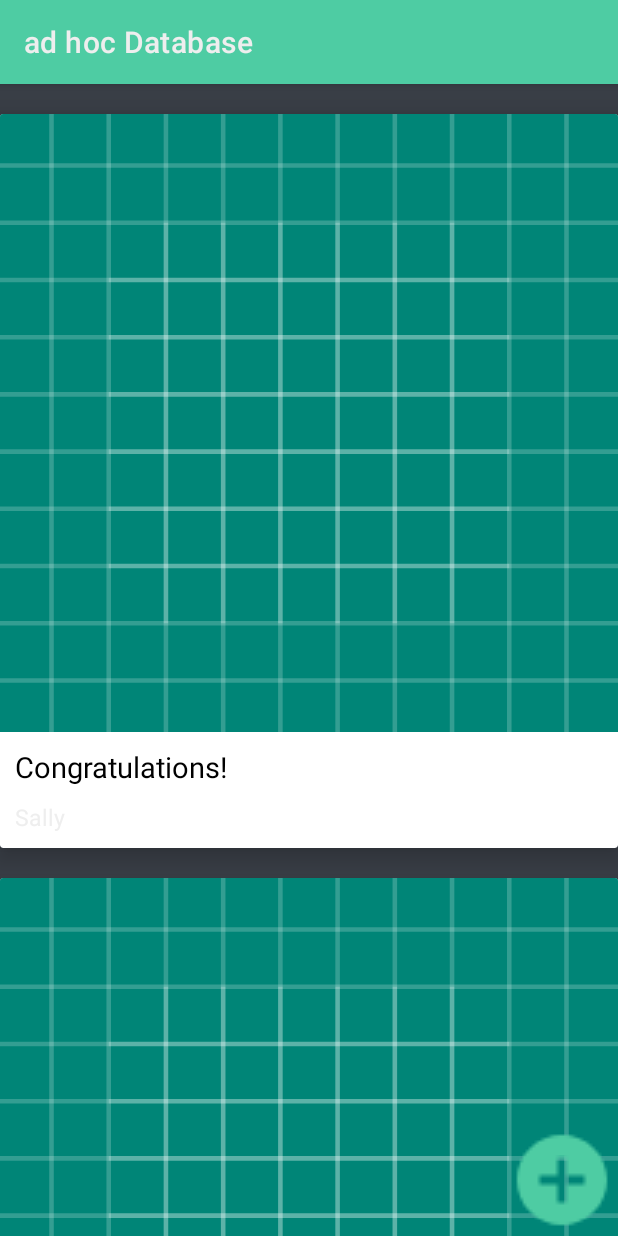
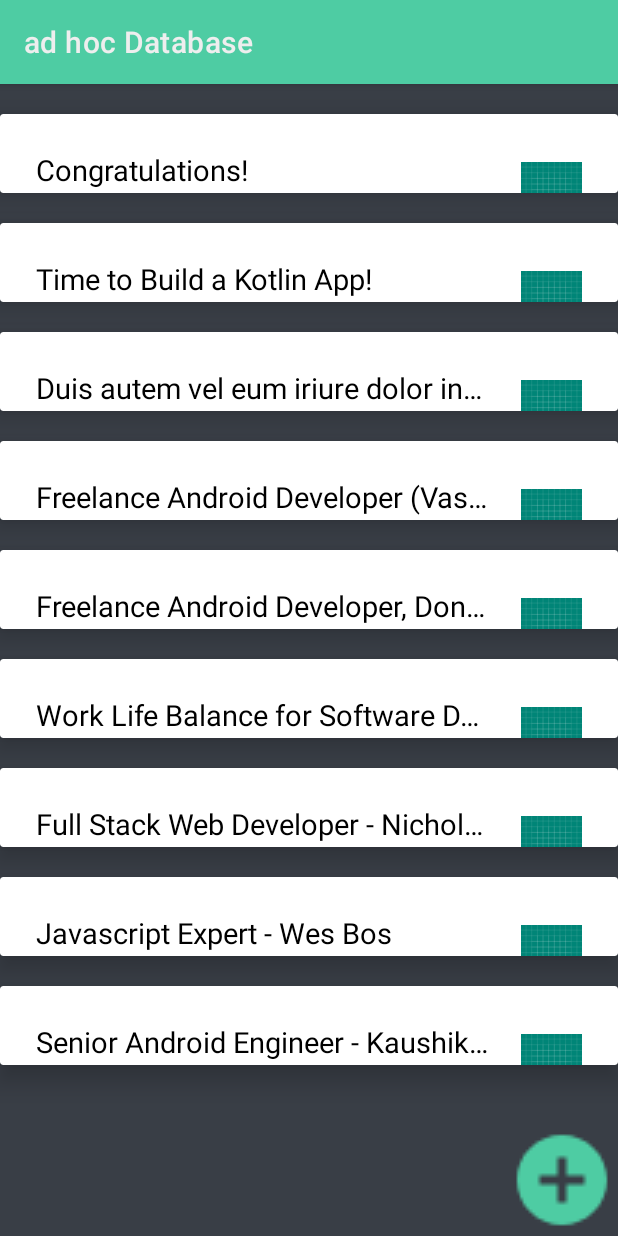
Before and after one commit to NiklasHoltmeyer/ad-hoc-db-android, an Android app: the screen it shows after launch (MainActivity), on a phone screen of 412 x 824 dp. Run offline under Robolectric (Android 15) with nearby library versions, the phone set to English and light mode, and no system bars; our stand-ins replace Room's generated code; pictures from the network do not load; 1 statement that could not run was skipped.

Commit message:
recycler1

```diff
--- a/app/src/main/java/de/hsos/ma/adhocdb/layout_blog_list_item.kt
+++ b/app/src/main/java/de/hsos/ma/adhocdb/layout_blog_list_item.kt
@@ -7,6 +7,6 @@ class layout_blog_list_item : AppCompatActivity() {
 
     override fun onCreate(savedInstanceState: Bundle?) {
         super.onCreate(savedInstanceState)
-        setContentView(R.layout.layout_blog_list_item)
+        setContentView(R.layout.layout_table_list_item)
     }
 }
--- a/app/src/main/java/todoordnenrecycler/BlogPost.kt
+++ /dev/null
@@ -1,12 +0,0 @@
-package todoordnenrecycler
-
-data class BlogPost(
-    var title: String,
-    var body: String,
-    var image: String,
-    var username: String // Author of blog post
-) {
-    override fun toString(): String {
-        return "BlogPost(title='$title', image='$image', username='$username')"
-    }
-}
--- a/app/src/main/java/todoordnenrecycler/BlogRecyclerAdapter.kt
+++ b/app/src/main/java/todoordnenrecycler/BlogRecyclerAdapter.kt
@@ -7,18 +7,18 @@ import androidx.recyclerview.widget.RecyclerView
 import com.bumptech.glide.Glide
 import com.bumptech.glide.request.RequestOptions
 import de.hsos.ma.adhocdb.R
-import kotlinx.android.synthetic.main.layout_blog_list_item.view.*
+import kotlinx.android.synthetic.main.layout_table_list_item.view.*
 
 class BlogRecyclerAdapter : RecyclerView.Adapter<RecyclerView.ViewHolder>()
 {
 
     private val TAG: String = "AppDebug"
 
-    private var items: List<BlogPost> = ArrayList()
+    private var items: List<TableEntity> = ArrayList()
 
     override fun onCreateViewHolder(parent: ViewGroup, viewType: Int): RecyclerView.ViewHolder {
         return BlogViewHolder(
-            LayoutInflater.from(parent.context).inflate(R.layout.layout_blog_list_item, parent, false)
+            LayoutInflater.from(parent.context).inflate(R.layout.layout_table_list_item, parent, false)
         )
     }
 
@@ -36,7 +36,7 @@ class BlogRecyclerAdapter : RecyclerView.Adapter<RecyclerView.ViewHolder>()
         return items.size
     }
 
-    fun submitList(blogList: List<BlogPost>){
+    fun submitList(blogList: List<TableEntity>){
         items = blogList
     }
 
@@ -45,11 +45,11 @@ class BlogRecyclerAdapter : RecyclerView.Adapter<RecyclerView.ViewHolder>()
         itemView: View
     ): RecyclerView.ViewHolder(itemView){
 
-        val blog_image = itemView.blog_image
-        val blog_title = itemView.blog_title
-        val blog_author = itemView.blog_author
+        val blog_image = itemView.table_image
+        val blog_title = itemView.table_title
+        val blog_author = itemView.table_description
 
-        fun bind(blogPost: BlogPost){
+        fun bind(tableEntity: TableEntity){
 
             val requestOptions = RequestOptions()
                 .placeholder(R.drawable.ic_launcher_background)
@@ -57,10 +57,10 @@ class BlogRecyclerAdapter : RecyclerView.Adapter<RecyclerView.ViewHolder>()
 
             Glide.with(itemView.context)
                 .applyDefaultRequestOptions(requestOptions)
-                .load(blogPost.image)
+                .load(tableEntity.image)
                 .into(blog_image)
-            blog_title.setText(blogPost.title)
-            blog_author.setText(blogPost.username)
+            blog_title.setText(tableEntity.name)
+            blog_author.setText(tableEntity.description)
         }
     }
 
--- a/app/src/main/java/todoordnenrecycler/DataSource.kt
+++ b/app/src/main/java/todoordnenrecycler/DataSource.kt
@@ -1,82 +1,75 @@
 package todoordnenrecycler
 
-class DataSource{
+class DataSource {
 
-    companion object{
+    companion object {
 
-        fun createDataSet(): ArrayList<BlogPost>{
-            val list = ArrayList<BlogPost>()
+        fun createDataSet(): ArrayList<TableEntity> {
+            val list = ArrayList<TableEntity>()
             list.add(
-                BlogPost(
+                TableEntity(
                     "Congratulations!",
-                    "You made it to the end of the course!\r\n\r\nNext we'll be building the REST API!",
-                    "https://raw.githubusercontent.com/mitchtabian/Blog-Images/master/digital_ocean.png",
-                    "Sally"
-                )
+                    "Lorem ipsum dolor sit amet, consetetur sadipscing elitr, sed diam nonumy eirmod tempor invidunt ut labore et dolore magna aliquyam erat, sed diam voluptua. At vero eos et accusam et justo duo dolores et ea rebum. Stet clita kasd gubergren, no sea takimata sanctus est Lorem ipsum dolor sit amet. Lorem ipsum dolor sit amet, consetetur sadipscing elitr, sed diam nonumy eirmod tempor invidunt ut labore et dolore magna aliquyam erat, sed diam voluptua. At vero eos et accusam et justo duo dolores et ea rebum. Stet clita kasd gubergren, no sea takimata sanctus est Lorem ipsum dolor sit amet.",
+                    "https://raw.githubusercontent.com/mitchtabian/Blog-Images/master/digital_ocean.png"
+                    )
             )
             list.add(
-                BlogPost(
+                TableEntity(
                     "Time to Build a Kotlin App!",
                     "The REST API course is complete. You can find the videos here: https://codingwithmitch.com/courses/build-a-rest-api/.",
-                    "https://raw.githubusercontent.com/mitchtabian/Kotlin-RecyclerView-Example/json-data-source/app/src/main/res/drawable/time_to_build_a_kotlin_app.png",
-                    "mitch"
+                    "https://raw.githubusercontent.com/mitchtabian/Kotlin-RecyclerView-Example/json-data-source/app/src/main/res/drawable/time_to_build_a_kotlin_app.png"
                 )
             )
 
             list.add(
-                BlogPost(
-                    "Interviewing a Web Developer and YouTuber",
+                TableEntity(
+                    "Duis autem vel eum iriure dolor in hendrerit in vulputate velit esse molestie consequat, vel illum dolore eu feugiat nulla facilisis.   \n" +
+                            "\n" +
+                            "At vero eos et accusam et justo duo dolores et ea rebum. Stet clita kasd gubergren, no sea takimata sanctus est Lorem ipsum dolor sit amet. Lorem ipsum dolor sit amet, consetetur sadipscing elitr, sed diam nonumy eirmod tempor invidunt ut labore et dolore magna aliquyam erat, sed diam voluptua. At vero eos et accusam et justo duo dolores et ea rebum. Stet clita kasd gubergren, no sea takimata sanctus est Lorem ipsum dolor sit amet. Lorem ipsum dolor sit amet, consetetur sadipscing elitr, At accusam aliquyam diam diam dolore dolores duo eirmod eos erat, et nonumy sed tempor et et invidunt justo labore Stet clita ea et gubergren, kasd magna no rebum. sanctus sea sed takimata ut vero voluptua. est Lorem ipsum dolor sit amet. Lorem ipsum dolor sit amet, consetetur sadipscing elitr, sed diam nonumy eirmod tempor invidunt ut labore et dolore magna aliquyam erat.   ",
                     "Justin has been producing online courses for YouTube, Udemy, and his website CodingForEntrepreneurs.com for over 5 years.",
-                    "https://raw.githubusercontent.com/mitchtabian/Kotlin-RecyclerView-Example/json-data-source/app/src/main/res/drawable/coding_for_entrepreneurs.png",
-                    "John"
+                    "https://raw.githubusercontent.com/mitchtabian/Kotlin-RecyclerView-Example/json-data-source/app/src/main/res/drawable/coding_for_entrepreneurs.png"
                 )
             )
             list.add(
-                BlogPost(
+                TableEntity(
                     "Freelance Android Developer (Vasiliy Zukanov)",
                     "Vasiliy has been a freelance android developer for several years. He also has some of the best android development courses I've had the pleasure of taking on Udemy.com.",
-                    "https://raw.githubusercontent.com/mitchtabian/Kotlin-RecyclerView-Example/json-data-source/app/src/main/res/drawable/freelance_android_dev_vasiliy_zukanov.png",
-                    "Steven"
+                    "https://raw.githubusercontent.com/mitchtabian/Kotlin-RecyclerView-Example/json-data-source/app/src/main/res/drawable/freelance_android_dev_vasiliy_zukanov.png"
                 )
             )
             list.add(
-                BlogPost(
+                TableEntity(
                     "Freelance Android Developer, Donn Felker",
                     "Freelancing as an Android developer with Donn Felker.\\r\\n\\r\\nDonn is also:\\r\\n\\r\\n1) Founder of caster.io\\r\\n\\r\\n2) Co-host of the fragmented podcast (fragmentedpodcast.com).",
-                    "https://raw.githubusercontent.com/mitchtabian/Kotlin-RecyclerView-Example/json-data-source/app/src/main/res/drawable/freelance_android_dev_donn_felker.png",
-                    "Richelle"
+                    "https://raw.githubusercontent.com/mitchtabian/Kotlin-RecyclerView-Example/json-data-source/app/src/main/res/drawable/freelance_android_dev_donn_felker.png"
                 )
             )
             list.add(
-                BlogPost(
+                TableEntity(
                     "Work Life Balance for Software Developers",
                     "What kind of hobbies do software developers have? It sounds like many software developers don't have a lot of hobbies and choose to focus on work. Is that a good idea?",
-                    "https://raw.githubusercontent.com/mitchtabian/Kotlin-RecyclerView-Example/json-data-source/app/src/main/res/drawable/work_life_balance.png",
-                    "Jessica"
+                    "https://raw.githubusercontent.com/mitchtabian/Kotlin-RecyclerView-Example/json-data-source/app/src/main/res/drawable/work_life_balance.png"
                 )
             )
             list.add(
-                BlogPost(
+                TableEntity(
                     "Full Stack Web Developer - Nicholas Olsen",
                     "In this podcast I interviewed the Fullsnack Developer (AKA Nicholas Olsen).\\r\\n\\r\\nNicholas is many things. What I mean by that is, he's good at many things.\\r\\n\\r\\n1. He’s an entrepreneur\\r\\n\\r\\n2. Web developer\\r\\n\\r\\n3. Artist\\r\\n\\r\\n4. Graphic designer\\r\\n\\r\\n5. Musician (drums)\\r\\n\\r\\n6. Professional BodyBuilder.",
-                    "https://raw.githubusercontent.com/mitchtabian/Kotlin-RecyclerView-Example/json-data-source/app/src/main/res/drawable/fullsnack_developer.png",
-                    "Guy"
+                    "https://raw.githubusercontent.com/mitchtabian/Kotlin-RecyclerView-Example/json-data-source/app/src/main/res/drawable/fullsnack_developer.png"
                 )
             )
             list.add(
-                BlogPost(
+                TableEntity(
                     "Javascript Expert - Wes Bos",
                     "Interviewing a web developer, javascript expert, entrepreneur, freelancer, podcaster, and much more.",
-                    "https://raw.githubusercontent.com/mitchtabian/Kotlin-RecyclerView-Example/json-data-source/app/src/main/res/drawable/javascript_expert_wes_bos.png",
-                    "Ruby"
+                    "https://raw.githubusercontent.com/mitchtabian/Kotlin-RecyclerView-Example/json-data-source/app/src/main/res/drawable/javascript_expert_wes_bos.png"
                 )
             )
             list.add(
-                BlogPost(
+                TableEntity(
                     "Senior Android Engineer - Kaushik Gopal",
                     "Kaushik Gopal is a Senior Android Engineer working in Silicon Valley.\r\n\r\nHe works as a Senior Staff engineer at Instacart.\r\n\r\nInstacart: https://www.instacart.com/",
-                    "https://raw.githubusercontent.com/mitchtabian/Kotlin-RecyclerView-Example/json-data-source/app/src/main/res/drawable/senior_android_engineer_kaushik_gopal.png",
-                    "mitch"
+                    "https://raw.githubusercontent.com/mitchtabian/Kotlin-RecyclerView-Example/json-data-source/app/src/main/res/drawable/senior_android_engineer_kaushik_gopal.png"
                 )
             )
             return list
--- /dev/null
+++ b/app/src/main/java/todoordnenrecycler/TableEntity.kt
@@ -0,0 +1,19 @@
+package todoordnenrecycler
+
+import androidx.room.Entity
+import androidx.room.PrimaryKey
+
+@Entity(tableName = "tables")
+data class TableEntity(
+    val name : String,
+    val description : String,
+    val image : String
+){
+    @PrimaryKey(autoGenerate = true)
+    var id: Int = 0
+
+    override fun toString(): String {
+        return "TableEntity(name='$name', description='$description', image='$image', id=$id)"
+    }
+
+}
--- a/app/src/main/res/layout/create_table_fragment.xml
+++ b/app/src/main/res/layout/create_table_fragment.xml
@@ -94,38 +94,42 @@
                 android:text="" />
         </com.google.android.material.textfield.TextInputLayout>
 
-        <LinearLayout android:layout_width="fill_parent" android:layout_height="wrap_content"
-            android:gravity="start" android:orientation="horizontal" android:padding="20dp">
+        <LinearLayout
+            android:layout_width="fill_parent"
+            android:layout_height="wrap_content"
+            android:gravity="start"
+            android:orientation="horizontal"
+            android:padding="20dp">
+
             <com.google.android.material.button.MaterialButton
                 android:id="@+id/material_button132"
+                style="@style/Widget.MaterialComponents.Button.Icon"
                 android:layout_width="0dp"
                 android:layout_height="wrap_content"
+                android:layout_margin="6dp"
                 android:layout_weight=".33"
-            style="@style/Widget.MaterialComponents.Button.Icon"
+                android:onClick="saveButtonOnClick"
+                android:text="@string/create_table_button_save"
+                android:textColor="@color/colorOnAccent"
                 app:icon="@drawable/ic_add_circle_black_24dp"
-            app:iconTint="@color/colorOnAccent"
-            android:textColor="@color/colorOnAccent"
-            android:layout_margin="6dp"
-            android:onClick="saveButtonOnClick"
-            android:text="@string/create_table_button_save"/>
+                app:iconTint="@color/colorOnAccent" />
 
 
             <com.google.android.material.button.MaterialButton
                 android:id="@+id/material_button12"
+                style="@style/Widget.MaterialComponents.Button.Icon"
                 android:layout_width="0dp"
                 android:layout_height="wrap_content"
+                android:layout_margin="6dp"
                 android:layout_weight=".33"
-            style="@style/Widget.MaterialComponents.Button.Icon"
+                android:background="@color/colorButtonSecondary"
+                android:onClick="clearButtonOnClick"
+                android:text="@string/create_table_button_clear"
+                android:textColor="@color/colorOnButtonSecondary"
+                app:backgroundTint="@color/colorOnAccent"
                 app:icon="@drawable/ic_remove_circle_black_24dp"
-            app:iconTint="@color/colorOnButtonSecondary"
-            android:textColor="@color/colorOnButtonSecondary"
-            android:layout_margin="6dp"
-            android:onClick="clearButtonOnClick"
-            android:background="@color/colorButtonSecondary"
-            app:backgroundTint="@color/colorOnAccent"
-            android:text="@string/create_table_button_clear"/>
+                app:iconTint="@color/colorOnButtonSecondary" />
         </LinearLayout>
-
 
 
     </LinearLayout>
--- a/app/src/main/res/layout/layout_blog_list_item.xml
+++ /dev/null
@@ -1,57 +0,0 @@
-<?xml version="1.0" encoding="utf-8"?>
-<androidx.cardview.widget.CardView
-    xmlns:android="http://schemas.android.com/apk/res/android"
-    android:layout_width="match_parent"
-    android:layout_height="wrap_content"
-    xmlns:app="http://schemas.android.com/apk/res-auto"
-    app:cardElevation="10dp"
-    app:cardCornerRadius="2dp"
-    app:cardPreventCornerOverlap="false"
-    >
-    <androidx.constraintlayout.widget.ConstraintLayout
-        android:layout_width="match_parent"
-        android:layout_height="wrap_content"
-        >
-        <ImageView
-            android:layout_width="match_parent"
-            android:layout_height="0dp"
-            app:layout_constraintTop_toTopOf="parent"
-            app:layout_constraintLeft_toLeftOf="parent"
-            app:layout_constraintRight_toRightOf="parent"
-            android:id="@+id/blog_image"
-            android:padding="0dp"
-            android:layout_margin="0dp"
-            android:adjustViewBounds="true"
-            android:scaleType="fitXY"
-            />
-
-        <LinearLayout
-            android:layout_width="match_parent"
-            android:layout_height="wrap_content"
-            app:layout_constraintTop_toBottomOf="@id/blog_image"
-            app:layout_constraintLeft_toLeftOf="parent"
-            app:layout_constraintRight_toRightOf="parent"
-            app:layout_constraintBottom_toBottomOf="parent"
-            android:orientation="vertical"
-            android:padding="10dp"
-            android:id="@+id/container1"
-            >
-            <TextView
-                android:layout_width="match_parent"
-                android:layout_height="wrap_content"
-                android:id="@+id/blog_title"
-                android:text="The Title of a Blog"
-                android:textColor="#000"
-                android:textSize="19sp"
-                />
-            <TextView
-                android:layout_width="match_parent"
-                android:layout_height="wrap_content"
-                android:id="@+id/blog_author"
-                android:text="Mitch Tabian"
-                android:textSize="15sp"
-                android:layout_marginTop="10dp"
-                />
-        </LinearLayout>
-    </androidx.constraintlayout.widget.ConstraintLayout>
-</androidx.cardview.widget.CardView>
--- /dev/null
+++ b/app/src/main/res/layout/layout_table_list_item.xml
@@ -0,0 +1,81 @@
+<?xml version="1.0" encoding="utf-8"?>
+<androidx.cardview.widget.CardView xmlns:android="http://schemas.android.com/apk/res/android"
+    xmlns:app="http://schemas.android.com/apk/res-auto"
+    android:layout_width="match_parent"
+    android:layout_height="wrap_content"
+    app:cardCornerRadius="2dp"
+    app:cardElevation="10dp"
+    app:cardPreventCornerOverlap="false">
+
+    <androidx.constraintlayout.widget.ConstraintLayout
+        android:layout_width="match_parent"
+        android:layout_height="wrap_content">
+
+        <LinearLayout
+            android:id="@+id/container1"
+            android:layout_width="match_parent"
+            android:layout_height="wrap_content"
+            android:orientation="vertical"
+            android:padding="2dp"
+            app:layout_constraintBottom_toBottomOf="parent"
+            app:layout_constraintLeft_toLeftOf="parent"
+            app:layout_constraintRight_toRightOf="parent"
+            app:layout_constraintTop_toBottomOf="parent">
+
+            <LinearLayout
+                android:layout_width="fill_parent"
+                android:layout_height="wrap_content"
+                android:gravity="start"
+                android:orientation="horizontal"
+                android:padding="2dp">
+
+                <LinearLayout
+                    android:layout_width="0dp"
+                    android:layout_height="wrap_content"
+                    android:layout_weight=".85"
+                    android:gravity="start"
+                    android:orientation="vertical"
+                    android:padding="20dp">
+
+                    <TextView
+                        android:id="@+id/table_title"
+                        android:layout_width="match_parent"
+                        android:layout_height="match_parent"
+                        android:ellipsize="end"
+                        android:maxLines="1"
+                        android:singleLine="true"
+                        android:text="Table Title Dummy"
+                        android:textColor="#000"
+                        android:textSize="19sp" />
+
+                    <TextView
+                        android:id="@+id/table_description"
+                        android:layout_width="match_parent"
+                        android:layout_height="wrap_content"
+                        android:layout_marginTop="10dp"
+                        android:ellipsize="end"
+                        android:maxLines="1"
+                        android:singleLine="true"
+                        android:text="Dr Peppers"
+                        android:textColor="@color/colorButtonSecondary"
+                        android:textSize="15sp" />
+                </LinearLayout>
+
+                <ImageView
+                    android:id="@+id/table_image"
+                    android:layout_width="0dp"
+                    android:layout_height="wrap_content"
+                    android:layout_gravity="center"
+                    android:layout_margin="0dp"
+                    android:layout_weight=".15"
+                    android:adjustViewBounds="true"
+                    android:paddingRight="20dp"
+                    android:scaleType="fitXY"
+                    android:src="@drawable/ic_add_circle_black_24dp"
+                    app:layout_constraintLeft_toLeftOf="parent"
+                    app:layout_constraintRight_toRightOf="parent"
+                    app:layout_constraintTop_toTopOf="parent" />
+            </LinearLayout>
+        </LinearLayout>
+    </androidx.constraintlayout.widget.ConstraintLayout>
+</androidx.cardview.widget.CardView>
--- a/gradle.properties
+++ b/gradle.properties
@@ -11,7 +11,7 @@ org.gradle.jvmargs=-Xmx1536m
 # This option should only be used with decoupled projects. More details, visit
 # http://www.gradle.org/docs/current/userguide/multi_project_builds.html#sec:decoupled_projects
 # org.gradle.parallel=true
-# AndroidX package structure to make it clearer which packages are bundled with the
+# AndroidX package structure to make it clearer which packages are bundled with theWWW
 # Android operating system, and which are packaged with your app's APK
 # https://developer.android.com/topic/libraries/support-library/androidx-rn
 android.useAndroidX=true
@@ -19,3 +19,4 @@ android.useAndroidX=true
 android.enableJetifier=true
 # Kotlin code style for this project: "official" or "obsolete":
 kotlin.code.style=official
+kapt.incremental.apt=true
```
Lines whose indentation alone changed are shown as unchanged.
